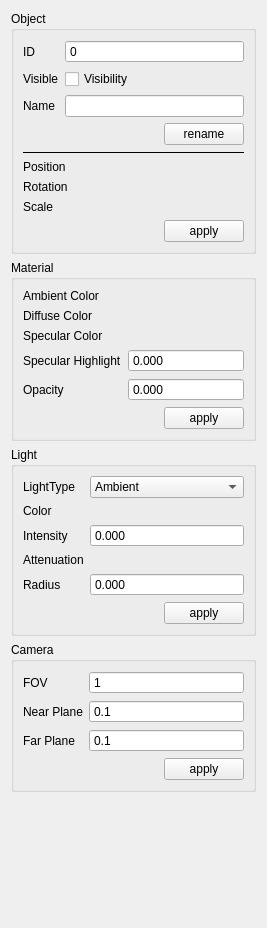
Old version of the form Gui/src/Frames/InspectorFrame/InspectorWidget/InspectorWidget.ui in the repository RullDeef/cw-1.
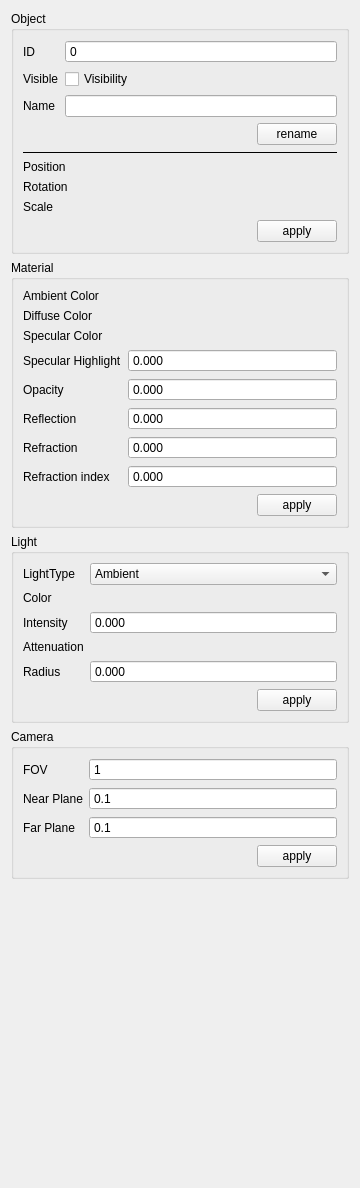
New version of the form. Custom widgets are drawn as their Qt base class.

Diff of the .ui file:
```diff
--- a/Gui/src/Frames/InspectorFrame/InspectorWidget/InspectorWidget.ui
+++ b/Gui/src/Frames/InspectorFrame/InspectorWidget/InspectorWidget.ui
@@ -6,8 +6,8 @@
    <rect>
     <x>0</x>
     <y>0</y>
-    <width>267</width>
-    <height>928</height>
+    <width>360</width>
+    <height>1188</height>
    </rect>
   </property>
   <property name="windowTitle">
@@ -260,7 +260,76 @@
         </property>
        </widget>
       </item>
+      <item row="5" column="0">
+       <widget class="QLabel" name="label_23">
+        <property name="text">
+         <string>Reflection</string>
+        </property>
+       </widget>
+      </item>
       <item row="5" column="1">
+       <widget class="QDoubleSpinBox" name="reflectionSpinBox">
+        <property name="buttonSymbols">
+         <enum>QAbstractSpinBox::NoButtons</enum>
+        </property>
+        <property name="decimals">
+         <number>3</number>
+        </property>
+        <property name="maximum">
+         <double>1.000000000000000</double>
+        </property>
+        <property name="singleStep">
+         <double>0.010000000000000</double>
+        </property>
+       </widget>
+      </item>
+      <item row="6" column="0">
+       <widget class="QLabel" name="label_24">
+        <property name="text">
+         <string>Refraction</string>
+        </property>
+       </widget>
+      </item>
+      <item row="6" column="1">
+       <widget class="QDoubleSpinBox" name="refractionSpinBox">
+        <property name="buttonSymbols">
+         <enum>QAbstractSpinBox::NoButtons</enum>
+        </property>
+        <property name="decimals">
+         <number>3</number>
+        </property>
+        <property name="maximum">
+         <double>1.000000000000000</double>
+        </property>
+        <property name="singleStep">
+         <double>0.010000000000000</double>
+        </property>
+       </widget>
+      </item>
+      <item row="7" column="0">
+       <widget class="QLabel" name="label_25">
+        <property name="text">
+         <string>Refraction index</string>
+        </property>
+       </widget>
+      </item>
+      <item row="7" column="1">
+       <widget class="QDoubleSpinBox" name="refractionIndexSpinBox">
+        <property name="buttonSymbols">
+         <enum>QAbstractSpinBox::NoButtons</enum>
+        </property>
+        <property name="decimals">
+         <number>3</number>
+        </property>
+        <property name="maximum">
+         <double>1.000000000000000</double>
+        </property>
+        <property name="singleStep">
+         <double>0.010000000000000</double>
+        </property>
+       </widget>
+      </item>
+      <item row="8" column="1">
        <layout class="QHBoxLayout" name="horizontalLayout_11">
         <item>
          <spacer name="horizontalSpacer_2">
```
Left out of the diff: 18 changed lines with no effect on the pictures.
